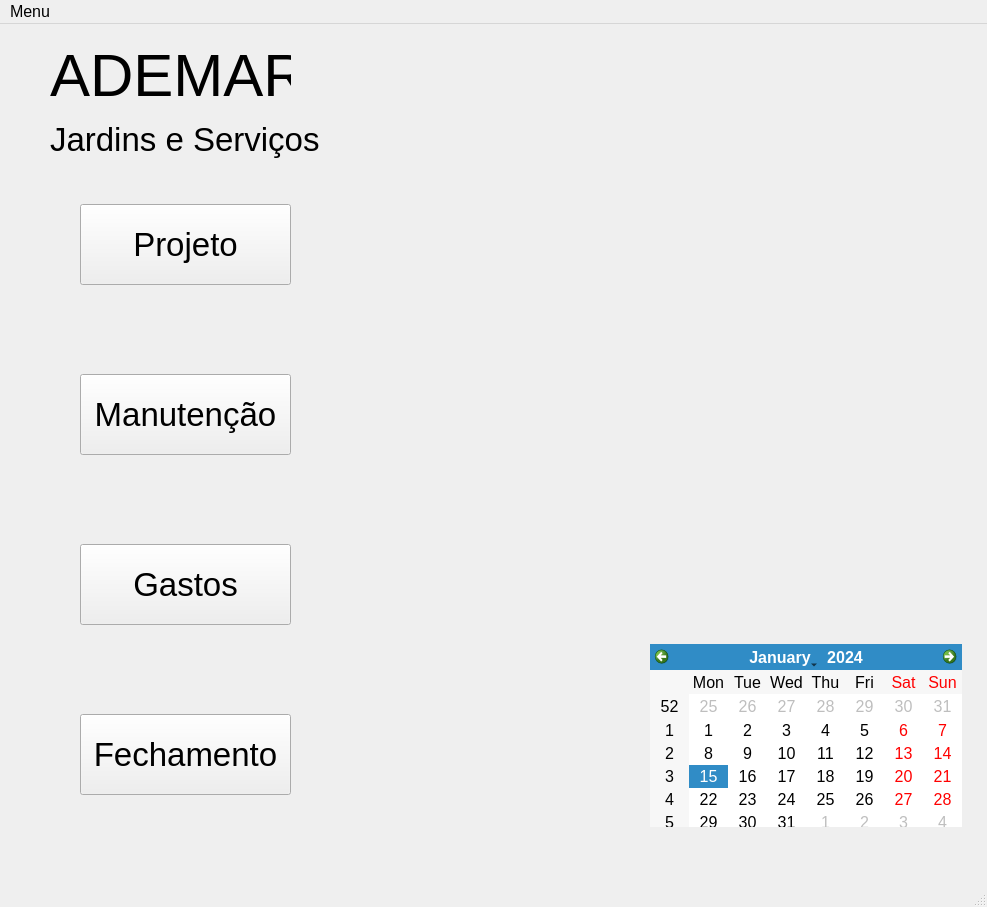
rodrigofermorais/client, file tela_principal.ui: the form before one commit.
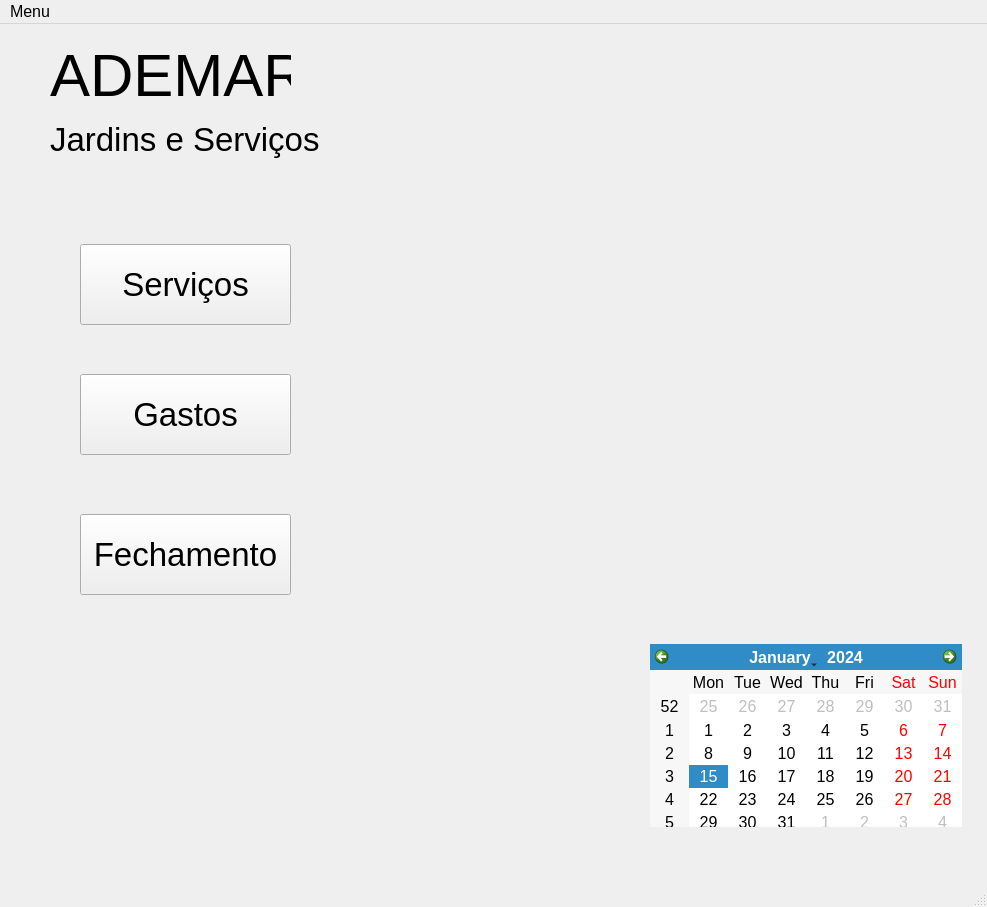
The form after the commit.

```diff
--- a/tela_principal.ui
+++ b/tela_principal.ui
@@ -59,7 +59,7 @@
     <property name="geometry">
      <rect>
       <x>80</x>
-      <y>180</y>
+      <y>220</y>
       <width>211</width>
       <height>81</height>
      </rect>
@@ -70,7 +70,7 @@
      </font>
     </property>
     <property name="text">
-     <string>Projeto</string>
+     <string>Serviços</string>
     </property>
    </widget>
    <widget class="QPushButton" name="pushButton_2">
@@ -88,32 +88,14 @@
      </font>
     </property>
     <property name="text">
-     <string>Manutenção</string>
-    </property>
-   </widget>
-   <widget class="QPushButton" name="pushButton_3">
-    <property name="geometry">
-     <rect>
-      <x>80</x>
-      <y>520</y>
-      <width>211</width>
-      <height>81</height>
-     </rect>
-    </property>
-    <property name="font">
-     <font>
-      <pointsize>25</pointsize>
-     </font>
-    </property>
-    <property name="text">
      <string>Gastos</string>
     </property>
    </widget>
-   <widget class="QPushButton" name="pushButton_4">
+   <widget class="QPushButton" name="pushButton_3">
     <property name="geometry">
      <rect>
       <x>80</x>
-      <y>690</y>
+      <y>490</y>
       <width>211</width>
       <height>81</height>
      </rect>
```
